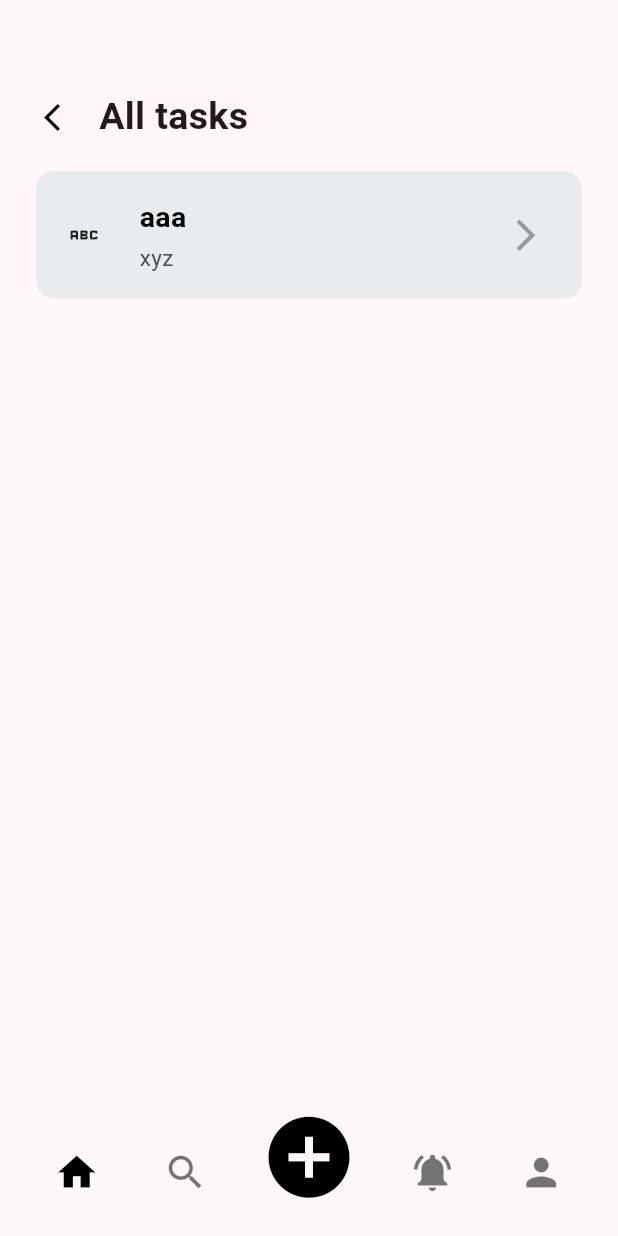
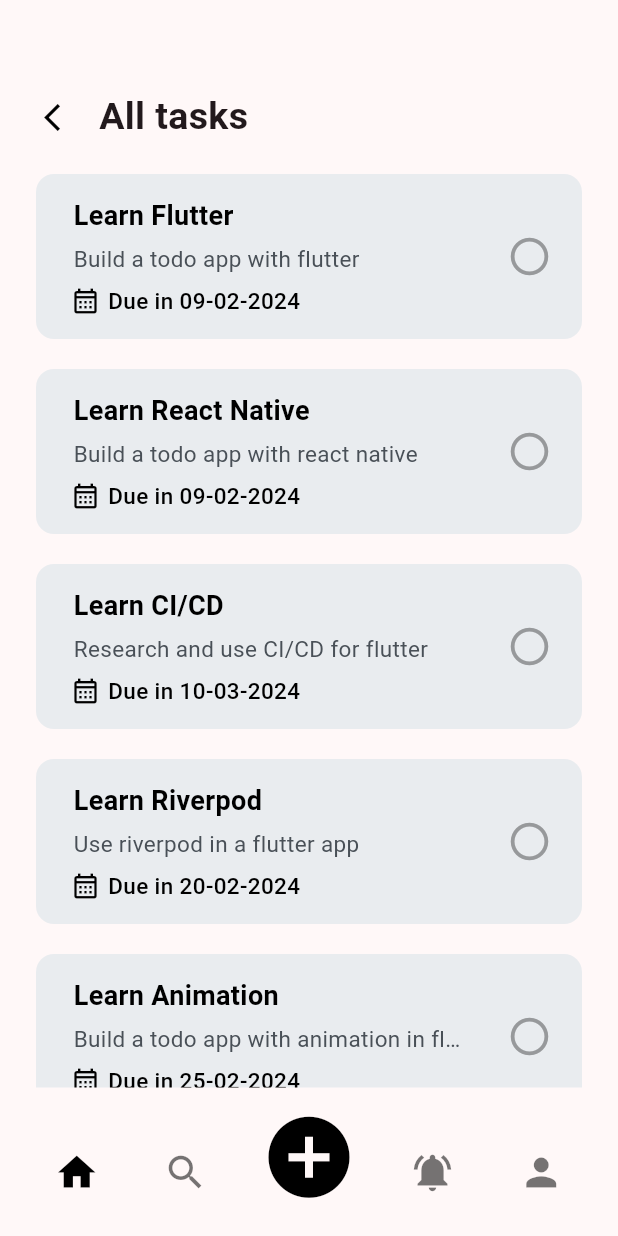
Before and after one commit to giahuy200202/Todo, a Flutter app: the screen it shows after launch, after a tap on "All tasks", on a phone screen of 412 x 824 dp. Run offline on Flutter 3.47's test engine with Material 3 defaults, Android fonts, the phone set to English and light mode, and no system bars; our stand-ins replace flutter_riverpod.

Commit message:
handle list of tasks and checked when completed

```diff
--- a/lib/data/dummy_data.dart
+++ b/lib/data/dummy_data.dart
@@ -46,7 +46,7 @@ var listTask = [
   Task(
     id: '7',
     title: 'Learn Deloyment',
-    content: 'Deploy a flutter app to ch play',
+    content: 'Deploy a flutter app to public',
     category: 'Completed',
     date: DateTime(2024, 2, 3),
   ),
--- a/lib/main.dart
+++ b/lib/main.dart
@@ -1,5 +1,5 @@
 import 'package:flutter/material.dart';
-import 'package:todo/screens/tabs.dart';
+import 'package:todo/screens/layout_screen.dart';
 import 'package:flutter_riverpod/flutter_riverpod.dart';
 
 final theme = ThemeData(
--- a/lib/providers/options_provider.dart
+++ b/lib/providers/options_provider.dart
@@ -13,11 +13,6 @@ class OptionsNotifier extends StateNotifier<Map<Option, String>> {
     };
     return true;
   }
-
-  // bool setSelectedPageIndex(int index) {
-  //   state = state..selectedPageIndex = index;
-  //   return true;
-  // }
 }
 
 final optionsProvider =
--- a/lib/providers/tasks_provider.dart
+++ b/lib/providers/tasks_provider.dart
@@ -22,14 +22,11 @@ class TasksNotifier extends StateNotifier<List<Task>> {
 
   bool markTaskCompleted(String id) {
     if (state.isNotEmpty) {
-      for (var i = 0; i < state.length; i++) {
-        if (state[i].id == id) {
-          state[i].category = "Completed";
-          return true;
-        } else {
-          return false;
-        }
-      }
+      state[state.indexWhere((element) => element.id == id)].category =
+          "Completed";
+      final temp = state[state.indexWhere((element) => element.id == id)];
+      state = state.where((t) => t.id != id).toList();
+      state = [...state, temp];
     }
     return false;
   }
--- a/lib/screens/home.dart
+++ b/lib/screens/home_screen.dart
@@ -3,7 +3,7 @@ import 'package:todo/providers/options_provider.dart';
 import 'package:todo/widgets/home_widget.dart';
 import 'package:todo/widgets/progress_widget.dart';
 import 'package:todo/widgets/category_widget.dart';
-import 'package:todo/screens/task.dart';
+import 'package:todo/screens/task_screen.dart';
 import 'package:flutter_riverpod/flutter_riverpod.dart';
 import 'package:todo/providers/tasks_provider.dart';
 
--- a/lib/screens/task.dart
+++ /dev/null
@@ -1,136 +0,0 @@
-import 'package:flutter/material.dart';
-import 'package:flutter_riverpod/flutter_riverpod.dart';
-import 'package:todo/providers/tasks_provider.dart';
-import 'package:todo/providers/options_provider.dart';
-
-class TaskScreen extends ConsumerWidget {
-  const TaskScreen({
-    super.key,
-    required this.option,
-  });
-
-  final String option;
-  @override
-  Widget build(BuildContext context, WidgetRef ref) {
-    String titleScreen = '$option tasks';
-    return Scaffold(
-      body: Padding(
-        padding: const EdgeInsets.only(left: 24, right: 24),
-        child: Column(
-          mainAxisSize: MainAxisSize.min,
-          children: [
-            const SizedBox(height: 40),
-            Row(
-              children: [
-                Padding(
-                  padding: const EdgeInsets.only(top: 20),
-                  child: Row(
-                    children: [
-                      InkWell(
-                        onTap: () {
-                          final wasChanged = ref
-                              .read(optionsProvider.notifier)
-                              .setCategoryOption('');
-                        },
-                        child: const Icon(
-                          Icons.arrow_back_ios_sharp,
-                          size: 22,
-                          color: Colors.black,
-                        ),
-                      ),
-                      const SizedBox(width: 20),
-                      Align(
-                        alignment: Alignment.topLeft,
-                        child: Text(
-                          titleScreen,
-                          style: const TextStyle(
-                            fontWeight: FontWeight.bold,
-                            fontSize: 25,
-                          ),
-                        ),
-                      ),
-                    ],
-                  ),
-                ),
-              ],
-            ),
-            Container(
-              margin: const EdgeInsets.only(top: 18),
-              decoration: const BoxDecoration(
-                borderRadius: BorderRadius.all(Radius.circular(12)),
-                color: Color.fromARGB(255, 233, 236, 239),
-              ),
-              child: Material(
-                color: Colors.transparent,
-                child: InkWell(
-                  onTap: () {
-                    final a = DateTime(2024, 2, 9);
-                    final b = DateTime(2024, 2, 10);
-                    print(a.compareTo(b));
-                  },
-                  customBorder: RoundedRectangleBorder(
-                    borderRadius: BorderRadius.circular(12),
-                  ),
-                  child: Container(
-                    width: MediaQuery.of(context).size.width,
-                    height: 85,
-                    padding: const EdgeInsets.only(left: 20),
-                    child: Row(
-                      children: [
-                        const Icon(Icons.abc),
-                        const SizedBox(width: 25),
-                        SizedBox(
-                          width: 270,
-                          child: Row(
-                            children: [
-                              Column(
-                                mainAxisAlignment: MainAxisAlignment
-                                    .center, //Center Column contents vertically,
-                                crossAxisAlignment: CrossAxisAlignment
-                                    .start, //Center Column contents horizontally,
-                                children: [
-                                  const Align(
-                                    alignment: Alignment.topLeft,
-                                    child: Text(
-                                      'aaa',
-                                      style: TextStyle(
-                                        color: Colors.black,
-                                        fontSize: 19,
-                                        fontWeight: FontWeight.w600,
-                                      ),
-                                    ),
-                                  ),
-                                  const SizedBox(height: 3),
-                                  Align(
-                                    alignment: Alignment.topLeft,
-                                    child: Text(
-                                      'xyz',
-                                      style: const TextStyle(
-                                        color: Color.fromARGB(255, 73, 80, 87),
-                                        fontSize: 15,
-                                      ),
-                                    ),
-                                  ),
-                                ],
-                              ),
-                              const Spacer(),
-                              const Icon(
-                                Icons.arrow_forward_ios_sharp,
-                                size: 25,
-                                color: Color.fromARGB(255, 151, 153, 155),
-                              ),
-                            ],
-                          ),
-                        ),
-                      ],
-                    ),
-                  ),
-                ),
-              ),
-            )
-          ],
-        ),
-      ),
-    );
-  }
-}
--- /dev/null
+++ b/lib/screens/task_screen.dart
@@ -0,0 +1,94 @@
+import 'package:flutter/material.dart';
+import 'package:flutter_riverpod/flutter_riverpod.dart';
+import 'package:todo/providers/tasks_provider.dart';
+import 'package:todo/providers/options_provider.dart';
+import 'package:todo/widgets/task_widget.dart';
+import 'package:intl/intl.dart';
+
+class TaskScreen extends ConsumerWidget {
+  const TaskScreen({
+    super.key,
+    required this.option,
+  });
+
+  final String option;
+
+  @override
+  Widget build(BuildContext context, WidgetRef ref) {
+    String titleScreen = '$option tasks';
+    var tasks = ref.watch(tasksProvider);
+    tasks = option == 'All'
+        ? tasks.toList()
+        : tasks.where((t) => t.category == option).toList();
+    return Scaffold(
+      body: Padding(
+        padding: const EdgeInsets.only(left: 24, right: 24),
+        child: Column(
+          mainAxisSize: MainAxisSize.min,
+          children: [
+            const SizedBox(height: 40),
+            Row(
+              children: [
+                Padding(
+                  padding: const EdgeInsets.only(top: 20),
+                  child: Padding(
+                    padding: const EdgeInsets.only(bottom: 20),
+                    child: Row(
+                      children: [
+                        InkWell(
+                          onTap: () {
+                            ref
+                                .read(optionsProvider.notifier)
+                                .setCategoryOption('');
+                          },
+                          child: const Icon(
+                            Icons.arrow_back_ios_sharp,
+                            size: 22,
+                            color: Colors.black,
+                          ),
+                        ),
+                        const SizedBox(width: 20),
+                        Align(
+                          alignment: Alignment.topLeft,
+                          child: SizedBox(
+                            width: 200,
+                            child: Text(
+                              titleScreen,
+                              overflow: TextOverflow.ellipsis,
+                              style: const TextStyle(
+                                fontWeight: FontWeight.bold,
+                                fontSize: 25,
+                              ),
+                            ),
+                          ),
+                        ),
+                      ],
+                    ),
+                  ),
+                ),
+              ],
+            ),
+            SizedBox(
+              height: 652,
+              child: SingleChildScrollView(
+                child: Column(
+                  children: [
+                    ...tasks.map((task) => TaskWidget(
+                          id: task.id,
+                          title: task.title,
+                          content: task.content,
+                          date: option == 'Completed'
+                              ? 'Completed'
+                              : 'Due in ${DateFormat("dd-MM-yyyy").format(task.date).toString()}',
+                          category: task.category,
+                        ))
+                  ],
+                ),
+              ),
+            )
+          ],
+        ),
+      ),
+    );
+  }
+}
--- a/lib/widgets/category_widget.dart
+++ b/lib/widgets/category_widget.dart
@@ -1,5 +1,5 @@
 import 'package:flutter/material.dart';
-import 'package:todo/screens/task.dart';
+import 'package:todo/screens/task_screen.dart';
 import 'package:flutter_riverpod/flutter_riverpod.dart';
 import 'package:todo/providers/tasks_provider.dart';
 import 'package:todo/providers/options_provider.dart';
@@ -29,7 +29,7 @@ class CategoryDetail extends ConsumerWidget {
         color: Colors.transparent,
         child: InkWell(
           onTap: () {
-            final wasChanged = ref
+            ref
                 .read(optionsProvider.notifier)
                 .setCategoryOption(title.split(' ')[0]);
           },
--- a/lib/widgets/home_widget.dart
+++ b/lib/widgets/home_widget.dart
@@ -2,7 +2,7 @@ import 'package:flutter/material.dart';
 import 'package:todo/providers/options_provider.dart';
 import 'package:todo/widgets/progress_widget.dart';
 import 'package:todo/widgets/category_widget.dart';
-import 'package:todo/screens/task.dart';
+import 'package:todo/screens/task_screen.dart';
 import 'package:flutter_riverpod/flutter_riverpod.dart';
 import 'package:todo/providers/tasks_provider.dart';
 
@@ -56,7 +56,10 @@ class HomeWidget extends ConsumerWidget {
             CategoryDetail(
               title: "All tasks",
               icon: const Icon(Icons.list, size: 45),
-              numOfTasks: tasks.length.toString(),
+              numOfTasks: (getNumOfTasks(tasks, 'Today') +
+                      getNumOfTasks(tasks, 'Upcoming') +
+                      getNumOfTasks(tasks, 'Completed'))
+                  .toString(),
             ),
             CategoryDetail(
               title: "Today tasks",
--- a/lib/widgets/task_widget.dart
+++ b/lib/widgets/task_widget.dart
@@ -1,25 +1,48 @@
 import 'package:flutter/material.dart';
-import 'package:todo/screens/task.dart';
+import 'package:todo/screens/task_screen.dart';
 import 'package:flutter_riverpod/flutter_riverpod.dart';
 import 'package:todo/providers/tasks_provider.dart';
 import 'package:todo/providers/options_provider.dart';
+import 'dart:async';
 
-class TaskWidget extends ConsumerWidget {
+class TaskWidget extends ConsumerStatefulWidget {
   const TaskWidget({
     super.key,
     required this.title,
-    required this.icon,
-    required this.numOfTasks,
+    required this.content,
+    required this.date,
+    required this.id,
+    required this.category,
   });
 
   final String title;
-  final Icon icon;
-  final String numOfTasks;
+  final String content;
+  final String date;
+  final String id;
+  final String category;
 
   @override
-  Widget build(BuildContext context, WidgetRef ref) {
+  ConsumerState<TaskWidget> createState() {
+    return _TaskWidgetState();
+  }
+}
+
+class _TaskWidgetState extends ConsumerState<TaskWidget> {
+  bool isChecked = false;
+
+  @override
+  Widget build(BuildContext context) {
+    final tasks = ref.watch(tasksProvider);
+    Icon icon = isChecked || widget.category == 'Completed'
+        ? const Icon(Icons.check_circle,
+            size: 30, color: Color.fromARGB(255, 121, 123, 125))
+        : const Icon(
+            Icons.circle_outlined,
+            size: 30,
+            color: Color.fromARGB(255, 151, 153, 155),
+          );
     return Container(
-      margin: const EdgeInsets.only(top: 18),
+      margin: const EdgeInsets.only(bottom: 20),
       decoration: const BoxDecoration(
         borderRadius: BorderRadius.all(Radius.circular(12)),
         color: Color.fromARGB(255, 233, 236, 239),
@@ -28,23 +51,19 @@ class TaskWidget extends ConsumerWidget {
         color: Colors.transparent,
         child: InkWell(
           onTap: () {
-            final wasChanged = ref
+            ref
                 .read(optionsProvider.notifier)
-                .setCategoryOption(title.split(' ')[0]);
+                .setCategoryOption(widget.title.split(' ')[0]);
           },
           customBorder: RoundedRectangleBorder(
             borderRadius: BorderRadius.circular(12),
           ),
           child: Container(
             width: MediaQuery.of(context).size.width,
-            height: 85,
-            padding: const EdgeInsets.only(left: 20),
-            child: Row(
-              children: [
-                icon,
-                const SizedBox(width: 25),
-                SizedBox(
-                  width: 250,
+            height: 110,
+            padding: const EdgeInsets.only(left: 23, right: 20),
+            child: SizedBox(
+              // width: 250,
               child: Row(
                 children: [
                   Column(
@@ -53,40 +72,91 @@ class TaskWidget extends ConsumerWidget {
                     crossAxisAlignment: CrossAxisAlignment
                         .start, //Center Column contents horizontally,
                     children: [
-                          Align(
+                      Padding(
+                        padding: const EdgeInsets.only(left: 2),
+                        child: Align(
                           alignment: Alignment.topLeft,
+                          child: SizedBox(
+                            width: 260,
                             child: Text(
-                              title,
+                              widget.title,
+                              overflow: TextOverflow.ellipsis,
                               style: const TextStyle(
                                 color: Colors.black,
-                                fontSize: 19,
+                                fontSize: 18,
                                 fontWeight: FontWeight.w600,
                               ),
                             ),
                           ),
-                          const SizedBox(height: 3),
-                          Align(
+                        ),
+                      ),
+                      const SizedBox(height: 5),
+                      Padding(
+                        padding: const EdgeInsets.only(left: 2),
+                        child: Align(
                           alignment: Alignment.topLeft,
+                          child: SizedBox(
+                            width: 260,
                             child: Text(
-                              numOfTasks,
+                              widget.content,
+                              overflow: TextOverflow.ellipsis,
                               style: const TextStyle(
                                 color: Color.fromARGB(255, 73, 80, 87),
                                 fontSize: 15,
                               ),
                             ),
                           ),
+                        ),
+                      ),
+                      const SizedBox(height: 7),
+                      Row(
+                        children: [
+                          const Icon(
+                            Icons.calendar_month_outlined,
+                            size: 20,
+                            color: Colors.black,
+                          ),
+                          const SizedBox(width: 5),
+                          Align(
+                            alignment: Alignment.topLeft,
+                            child: SizedBox(
+                              width: 235,
+                              child: Text(
+                                widget.date,
+                                style: const TextStyle(
+                                  color: Colors.black,
+                                  overflow: TextOverflow.ellipsis,
+                                  fontSize: 15,
+                                  fontWeight: FontWeight.w500,
+                                ),
+                              ),
+                            ),
+                          ),
+                        ],
+                      )
                     ],
                   ),
                   const Spacer(),
-                      const Icon(
-                        Icons.arrow_forward_ios_sharp,
-                        size: 25,
-                        color: Color.fromARGB(255, 151, 153, 155),
+                  InkWell(
+                    onTap: () {
+                      if (widget.category != 'Completed') {
+                        setState(() {
+                          isChecked = true;
+                        });
+                        Timer(const Duration(seconds: 2), () {
+                          ref
+                              .read(tasksProvider.notifier)
+                              .markTaskCompleted(widget.id);
+                          setState(() {
+                            isChecked = false;
+                          });
+                        });
+                      }
+                    },
+                    child: icon,
                   ),
                 ],
               ),
-                ),
-              ],
             ),
           ),
         ),
--- a/pubspec.yaml
+++ b/pubspec.yaml
@@ -36,6 +36,7 @@ dependencies:
   # Use with the CupertinoIcons class for iOS style icons.
   cupertino_icons: ^1.0.2
   flutter_riverpod: ^2.4.10
+  intl: ^0.19.0
 
 dev_dependencies:
   flutter_test:
```
Also changed, not shown: lib/screens/layout_screen.dart (renamed from lib/screens/tabs.dart, +4 -4 lines), lib/screens/notification_screen.dart (renamed from lib/screens/notification.dart), lib/screens/profile_screen.dart (renamed from lib/screens/profile.dart), lib/screens/search_screen.dart (renamed from lib/screens/search.dart), pubspec.lock. Lines whose indentation alone changed are shown as unchanged.
